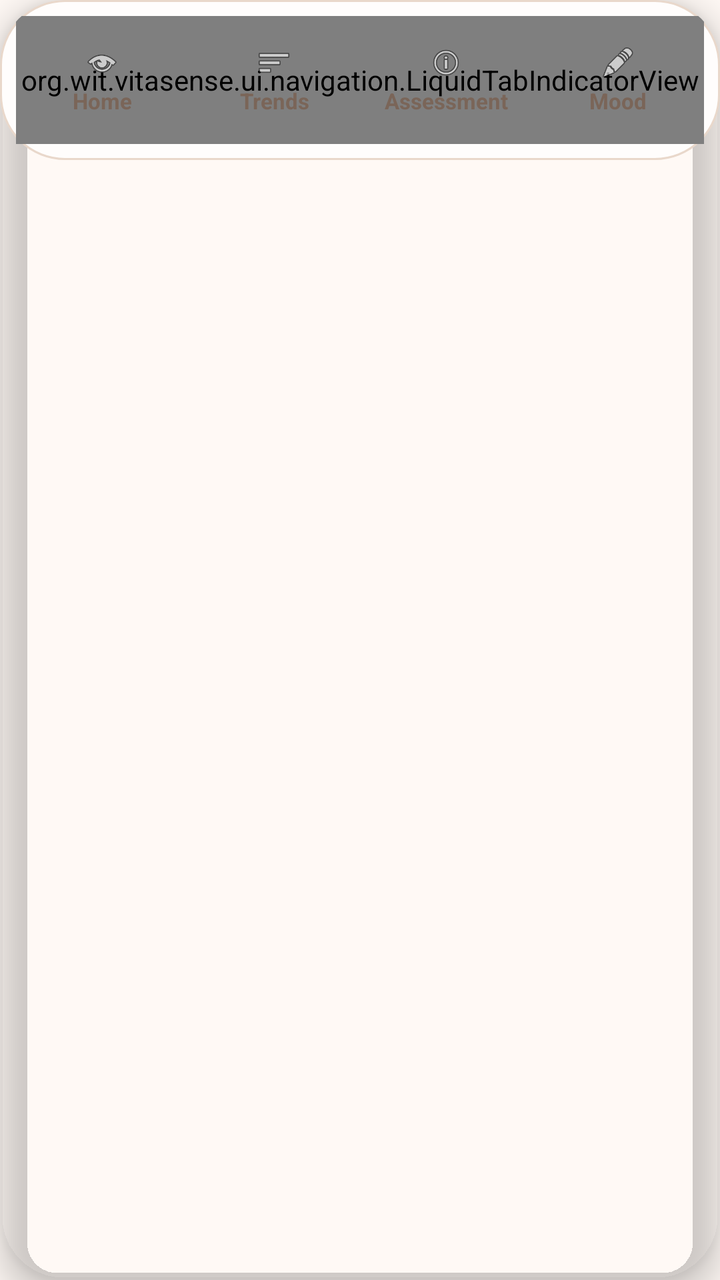
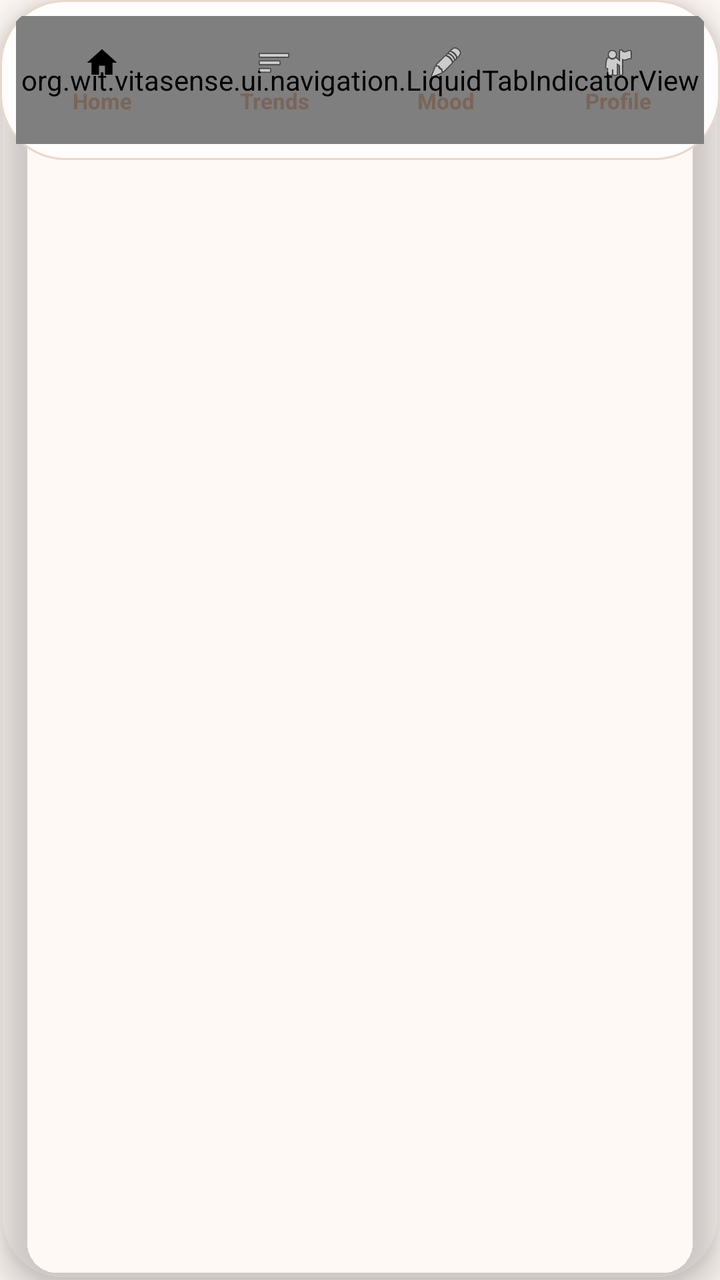

Before-and-after screenshots of an Android layout around one commit, followed by the original layout XML and the change that was made.
<!-- AndroidManifest.xml: application theme Theme.VitaSense -->
<!-- res/layout/view_floating_bottom_tabs.xml -->
<?xml version="1.0" encoding="utf-8"?>
<com.google.android.material.card.MaterialCardView xmlns:android="http://schemas.android.com/apk/res/android"
    xmlns:app="http://schemas.android.com/apk/res-auto"
    android:id="@+id/floatingBottomTabsCard"
    android:layout_width="match_parent"
    android:layout_height="wrap_content"
    android:background="@android:color/transparent"
    android:contentDescription="@null"
    app:cardBackgroundColor="@android:color/transparent"
    app:cardCornerRadius="@dimen/vs_bottom_tab_board_radius"
    app:cardElevation="10dp"
    app:strokeWidth="0dp">

    <FrameLayout
        android:id="@+id/floatingBottomTabsBoard"
        android:layout_width="match_parent"
        android:layout_height="wrap_content"
        android:background="@drawable/bg_floating_tab_bar"
        android:paddingStart="@dimen/vs_bottom_tab_board_horizontal_padding"
        android:paddingTop="@dimen/vs_bottom_tab_board_vertical_padding"
        android:paddingEnd="@dimen/vs_bottom_tab_board_horizontal_padding"
        android:paddingBottom="@dimen/vs_bottom_tab_board_vertical_padding">

        <org.wit.vitasense.ui.navigation.LiquidTabIndicatorView
            android:id="@+id/bottomTabIndicator"
            android:layout_width="match_parent"
            android:layout_height="@dimen/vs_bottom_tab_item_height" />

        <LinearLayout
            android:id="@+id/layoutTabForeground"
            android:layout_width="match_parent"
            android:layout_height="wrap_content"
            android:orientation="horizontal">

            <LinearLayout
                android:id="@+id/tabHome"
                android:layout_width="0dp"
                android:layout_height="@dimen/vs_bottom_tab_item_height"
                android:layout_weight="1"
                android:contentDescription="@string/nav_dashboard"
                android:gravity="center"
                android:orientation="vertical"
                android:padding="8dp">

                <ImageView
                    android:id="@+id/tabHomeIcon"
                    android:layout_width="18dp"
                    android:layout_height="18dp"
                    android:src="@android:drawable/ic_menu_view" />

                <TextView
                    android:id="@+id/tabHomeLabel"
                    android:layout_width="match_parent"
                    android:layout_height="wrap_content"
                    android:layout_marginTop="4dp"
                    android:autoSizeMaxTextSize="11sp"
                    android:autoSizeMinTextSize="9sp"
                    android:autoSizeStepGranularity="1sp"
                    android:autoSizeTextType="uniform"
                    android:gravity="center"
                    android:includeFontPadding="false"
                    android:maxLines="1"
                    android:text="@string/nav_dashboard"
                    android:textColor="?android:attr/textColorSecondary"
                    android:textSize="11sp"
                    android:textStyle="bold" />
            </LinearLayout>

            <LinearLayout
                android:id="@+id/tabTrends"
                android:layout_width="0dp"
                android:layout_height="@dimen/vs_bottom_tab_item_height"
                android:layout_weight="1"
                android:contentDescription="@string/nav_trends"
                android:gravity="center"
                android:orientation="vertical"
                android:padding="8dp">

                <ImageView
                    android:id="@+id/tabTrendsIcon"
                    android:layout_width="18dp"
                    android:layout_height="18dp"
                    android:src="@android:drawable/ic_menu_sort_by_size" />

                <TextView
                    android:id="@+id/tabTrendsLabel"
                    android:layout_width="match_parent"
                    android:layout_height="wrap_content"
                    android:layout_marginTop="4dp"
                    android:autoSizeMaxTextSize="11sp"
                    android:autoSizeMinTextSize="9sp"
                    android:autoSizeStepGranularity="1sp"
                    android:autoSizeTextType="uniform"
                    android:gravity="center"
                    android:includeFontPadding="false"
                    android:maxLines="1"
                    android:text="@string/nav_trends"
                    android:textColor="?android:attr/textColorSecondary"
                    android:textSize="11sp"
                    android:textStyle="bold" />
            </LinearLayout>

            <LinearLayout
                android:id="@+id/tabAssessment"
                android:layout_width="0dp"
                android:layout_height="@dimen/vs_bottom_tab_item_height"
                android:layout_weight="1"
                android:contentDescription="@string/nav_assessment"
                android:gravity="center"
                android:orientation="vertical"
                android:padding="8dp">

                <ImageView
                    android:id="@+id/tabAssessmentIcon"
                    android:layout_width="18dp"
                    android:layout_height="18dp"
                    android:src="@android:drawable/ic_menu_info_details" />

                <TextView
                    android:id="@+id/tabAssessmentLabel"
                    android:layout_width="match_parent"
                    android:layout_height="wrap_content"
                    android:layout_marginTop="4dp"
                    android:autoSizeMaxTextSize="11sp"
                    android:autoSizeMinTextSize="9sp"
                    android:autoSizeStepGranularity="1sp"
                    android:autoSizeTextType="uniform"
                    android:gravity="center"
                    android:includeFontPadding="false"
                    android:maxLines="1"
                    android:text="@string/nav_assessment"
                    android:textColor="?android:attr/textColorSecondary"
                    android:textSize="11sp"
                    android:textStyle="bold" />
            </LinearLayout>

            <LinearLayout
                android:id="@+id/tabMood"
                android:layout_width="0dp"
                android:layout_height="@dimen/vs_bottom_tab_item_height"
                android:layout_weight="1"
                android:contentDescription="@string/nav_mood"
                android:gravity="center"
                android:orientation="vertical"
                android:padding="8dp">

                <ImageView
                    android:id="@+id/tabMoodIcon"
                    android:layout_width="18dp"
                    android:layout_height="18dp"
                    android:src="@android:drawable/ic_menu_edit" />

                <TextView
                    android:id="@+id/tabMoodLabel"
                    android:layout_width="match_parent"
                    android:layout_height="wrap_content"
                    android:layout_marginTop="4dp"
                    android:autoSizeMaxTextSize="11sp"
                    android:autoSizeMinTextSize="9sp"
                    android:autoSizeStepGranularity="1sp"
                    android:autoSizeTextType="uniform"
                    android:gravity="center"
                    android:includeFontPadding="false"
                    android:maxLines="1"
                    android:text="@string/nav_mood"
                    android:textColor="?android:attr/textColorSecondary"
                    android:textSize="11sp"
                    android:textStyle="bold" />
            </LinearLayout>

        </LinearLayout>

    </FrameLayout>

</com.google.android.material.card.MaterialCardView>
<!-- resources referenced by this layout -->
<resources>
  <dimen name="vs_bottom_tab_board_horizontal_padding">8dp</dimen>
  <dimen name="vs_bottom_tab_board_radius">32dp</dimen>
  <dimen name="vs_bottom_tab_board_vertical_padding">8dp</dimen>
  <dimen name="vs_bottom_tab_item_height">64dp</dimen>
  <!-- drawable bg_floating_tab_bar (drawable) -->
  <?xml version="1.0" encoding="utf-8"?>
  <shape xmlns:android="http://schemas.android.com/apk/res/android">
      <corners android:radius="@dimen/vs_bottom_tab_board_radius" />
      <solid android:color="?attr/colorSurface" />
      <stroke
          android:width="1dp"
          android:color="?attr/colorOutline" />
  </shape>
  <string name="nav_assessment">Assessment</string>
  <string name="nav_dashboard">Home</string>
  <string name="nav_mood">Mood</string>
  <string name="nav_trends">Trends</string>
  <style name="Theme.VitaSense" parent="Theme.VitaSense.Default" />
  <style name="Base.Theme.VitaSense" parent="Theme.Material3.DayNight.NoActionBar">
          <item name="shapeAppearanceMediumComponent">@style/ShapeAppearance.VitaSense.Medium</item>
          <item name="shapeAppearanceLargeComponent">@style/ShapeAppearance.VitaSense.Large</item>
      </style>
  <color name="vs_primary_700">#A66442</color>
  <color name="white">#FFFFFFFF</color>
  <color name="vs_primary_500">#C98963</color>
  <color name="vs_surface">#FFFDFC</color>
  <color name="vs_background">#FFF9F5</color>
  <color name="vs_border_soft">#E9D8CB</color>
  <color name="vs_text_primary">#3E2A20</color>
  <color name="vs_text_secondary">#7A6558</color>
  <color name="vs_primary_900">#7A4B34</color>
  <color name="vs_primary_100">#FAECE2</color>
  <color name="vs_surface_alt">#F9F0E9</color>
  <color name="vs_week_signal_tile">#FAF6F1</color>
  <color name="vs_week_signal_hrv">#A66442</color>
  <color name="vs_week_signal_hr">#9E3E2A20</color>
  <color name="vs_week_signal_sleep">#C59A7F</color>
  <color name="vs_alert_red">#D45A4A</color>
  <color name="vs_text_tertiary">#AD998C</color>
  <style name="ShapeAppearance.VitaSense.Medium" parent="ShapeAppearance.Material3.MediumComponent">
          <item name="cornerSize">16dp</item>
      </style>
  <style name="ShapeAppearance.VitaSense.Large" parent="ShapeAppearance.Material3.LargeComponent">
          <item name="cornerSize">24dp</item>
      </style>
  <!-- unchanged entries left out for length: 1 -->
</resources>

<!-- the commit's change to res/layout/view_floating_bottom_tabs.xml (unified diff, before → after) -->
@@ -46,7 +46,7 @@
                     android:id="@+id/tabHomeIcon"
                     android:layout_width="18dp"
                     android:layout_height="18dp"
-                    android:src="@android:drawable/ic_menu_view" />
+                    android:src="@drawable/ic_tab_home" />
 
                 <TextView
                     android:id="@+id/tabHomeLabel"
@@ -101,40 +101,6 @@
             </LinearLayout>
 
             <LinearLayout
-                android:id="@+id/tabAssessment"
-                android:layout_width="0dp"
-                android:layout_height="@dimen/vs_bottom_tab_item_height"
-                android:layout_weight="1"
-                android:contentDescription="@string/nav_assessment"
-                android:gravity="center"
-                android:orientation="vertical"
-                android:padding="8dp">
-
-                <ImageView
-                    android:id="@+id/tabAssessmentIcon"
-                    android:layout_width="18dp"
-                    android:layout_height="18dp"
-                    android:src="@android:drawable/ic_menu_info_details" />
-
-                <TextView
-                    android:id="@+id/tabAssessmentLabel"
-                    android:layout_width="match_parent"
-                    android:layout_height="wrap_content"
-                    android:layout_marginTop="4dp"
-                    android:autoSizeMaxTextSize="11sp"
-                    android:autoSizeMinTextSize="9sp"
-                    android:autoSizeStepGranularity="1sp"
-                    android:autoSizeTextType="uniform"
-                    android:gravity="center"
-                    android:includeFontPadding="false"
-                    android:maxLines="1"
-                    android:text="@string/nav_assessment"
-                    android:textColor="?android:attr/textColorSecondary"
-                    android:textSize="11sp"
-                    android:textStyle="bold" />
-            </LinearLayout>
-
-            <LinearLayout
                 android:id="@+id/tabMood"
                 android:layout_width="0dp"
                 android:layout_height="@dimen/vs_bottom_tab_item_height"
@@ -168,6 +134,40 @@
                     android:textStyle="bold" />
             </LinearLayout>
 
+            <LinearLayout
+                android:id="@+id/tabProfile"
+                android:layout_width="0dp"
+                android:layout_height="@dimen/vs_bottom_tab_item_height"
+                android:layout_weight="1"
+                android:contentDescription="@string/nav_profile"
+                android:gravity="center"
+                android:orientation="vertical"
+                android:padding="8dp">
+
+                <ImageView
+                    android:id="@+id/tabProfileIcon"
+                    android:layout_width="18dp"
+                    android:layout_height="18dp"
+                    android:src="@android:drawable/ic_menu_myplaces" />
+
+                <TextView
+                    android:id="@+id/tabProfileLabel"
+                    android:layout_width="match_parent"
+                    android:layout_height="wrap_content"
+                    android:layout_marginTop="4dp"
+                    android:autoSizeMaxTextSize="11sp"
+                    android:autoSizeMinTextSize="9sp"
+                    android:autoSizeStepGranularity="1sp"
+                    android:autoSizeTextType="uniform"
+                    android:gravity="center"
+                    android:includeFontPadding="false"
+                    android:maxLines="1"
+                    android:text="@string/nav_profile"
+                    android:textColor="?android:attr/textColorSecondary"
+                    android:textSize="11sp"
+                    android:textStyle="bold" />
+            </LinearLayout>
+
         </LinearLayout>
 
     </FrameLayout>
<!-- resource entries referenced after the edit -->
@@ -13,9 +13,21 @@
           android:width="1dp"
           android:color="?attr/colorOutline" />
   </shape>
-  <string name="nav_assessment">Assessment</string>
+  <!-- drawable ic_tab_home (drawable) -->
+  <?xml version="1.0" encoding="utf-8"?>
+  <vector xmlns:android="http://schemas.android.com/apk/res/android"
+      android:width="24dp"
+      android:height="24dp"
+      android:viewportWidth="24"
+      android:viewportHeight="24">
+  
+      <path
+          android:fillColor="#FF000000"
+          android:pathData="M10,20v-6h4v6h5v-8h3L12,3 2,12h3v8z" />
+  </vector>
   <string name="nav_dashboard">Home</string>
   <string name="nav_mood">Mood</string>
+  <string name="nav_profile">Profile</string>
   <string name="nav_trends">Trends</string>
   <style name="Theme.VitaSense" parent="Theme.VitaSense.Default" />
   <style name="Base.Theme.VitaSense" parent="Theme.Material3.DayNight.NoActionBar">
